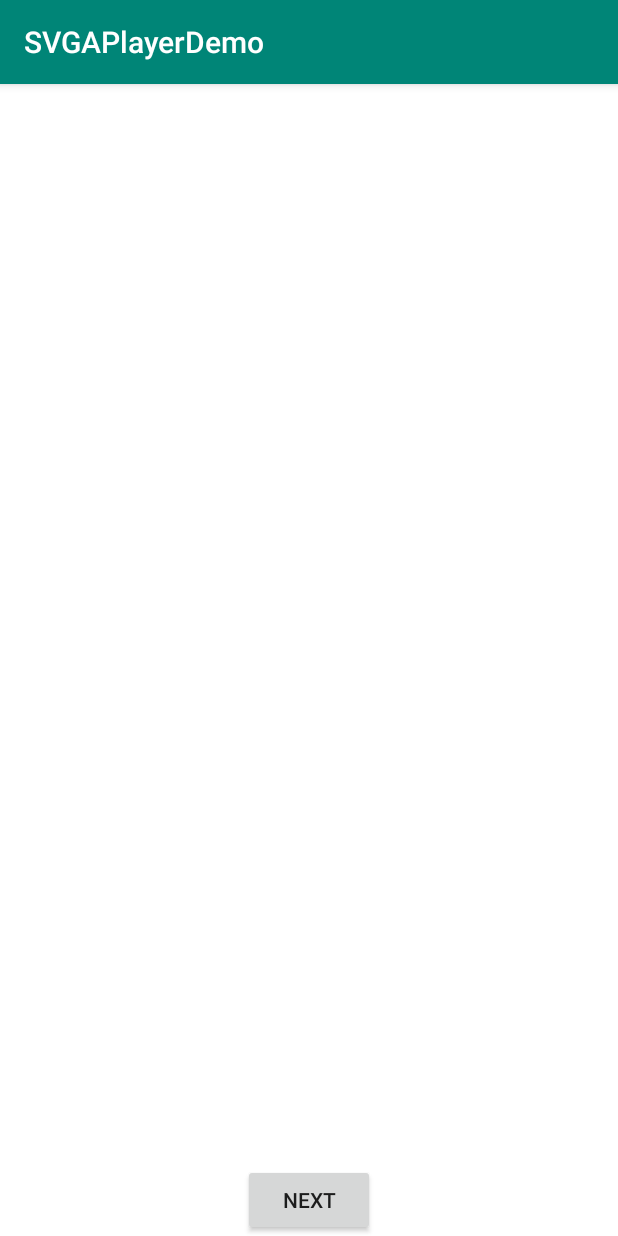
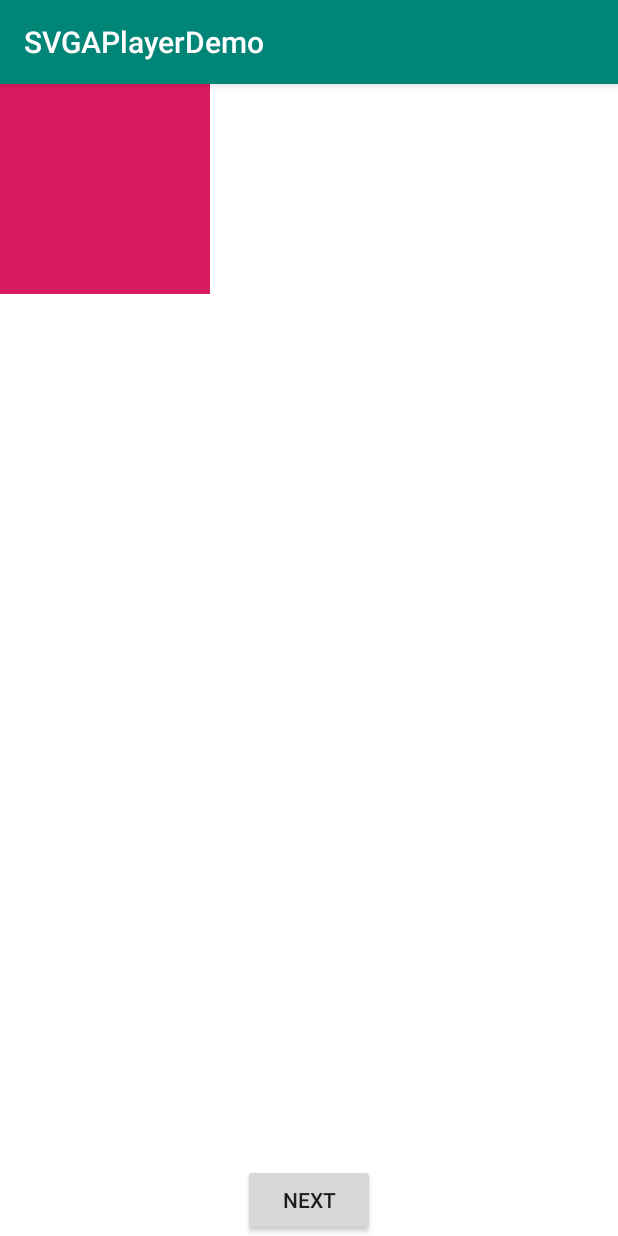
Before and after one commit to selfimprW/SVGAPlayerDemo, an Android app: the screen it shows after launch (MainActivity), on a phone screen of 412 x 824 dp. Run offline under Robolectric (Android 15) with nearby library versions, the phone set to English and light mode, and no system bars; libraries missing offline, so code that uses them is left out: com.opensource.svgaplayer; plain views replace SVGAImageView; 3 statements that could not run were skipped.

Commit message:
缩放view

```diff
--- a/app/src/main/java/com/selfimpr/svgaplayerdemo/MainActivity.java
+++ b/app/src/main/java/com/selfimpr/svgaplayerdemo/MainActivity.java
@@ -43,6 +43,7 @@ public class MainActivity extends AppCompatActivity {
 
     private SVGAImageView mSVGAImageView;
     private SVGAParser mSVGAParser;
+    private ZoomView mZoomView;
 
     @Override
     protected void onCreate(Bundle savedInstanceState) {
@@ -54,6 +55,15 @@ public class MainActivity extends AppCompatActivity {
 //        loadAnimationFromAssets();
 
         loadAnimationFromNet(SVGAUrls.get(0));
+
+        mZoomView = findViewById(R.id.zoom_view);
+//        mZoomView.setOnTouchListener(new DragTouchListener());
+        mZoomView.setOnClickListener(new View.OnClickListener() {
+            @Override
+            public void onClick(View v) {
+                Toast.makeText(v.getContext(), "text", Toast.LENGTH_SHORT).show();
+            }
+        });
     }
 
     /**
@@ -113,6 +123,12 @@ public class MainActivity extends AppCompatActivity {
 
     public void next(View view) {
         mClickCount++;
+        mZoomView.setEditable(!mZoomView.isEditable());
+
+        String toast = "width = " + mZoomView.getWidth() + ",height = " + mZoomView.getHeight()
+                + " , left = " + mZoomView.getLeft() + ", right =" + mZoomView.getRight();
+        Toast.makeText(view.getContext(), toast, Toast.LENGTH_SHORT).show();
+
         loadAnimationFromNet(SVGAUrls.get(mClickCount % (SVGAUrls.size() - 1)));
     }
 }
--- a/app/src/main/res/layout/activity_main.xml
+++ b/app/src/main/res/layout/activity_main.xml
@@ -1,6 +1,5 @@
 <?xml version="1.0" encoding="utf-8"?>
-<androidx.constraintlayout.widget.ConstraintLayout xmlns:android="http://schemas.android.com/apk/res/android"
-    xmlns:app="http://schemas.android.com/apk/res-auto"
+<FrameLayout xmlns:android="http://schemas.android.com/apk/res/android"
     xmlns:tools="http://schemas.android.com/tools"
     android:layout_width="match_parent"
     android:layout_height="match_parent"
@@ -8,21 +7,21 @@
 
     <com.opensource.svgaplayer.SVGAImageView
         android:id="@+id/svga"
-        android:layout_width="0dp"
-        android:layout_height="0dp"
-        android:background="#fff"
-        app:layout_constraintBottom_toBottomOf="parent"
-        app:layout_constraintLeft_toLeftOf="parent"
-        app:layout_constraintRight_toRightOf="parent"
-        app:layout_constraintTop_toTopOf="parent" />
+        android:layout_width="match_parent"
+        android:layout_height="match_parent"
+        android:background="#fff" />
 
     <Button
         android:layout_width="wrap_content"
         android:layout_height="wrap_content"
+        android:layout_gravity="bottom|center_horizontal"
         android:onClick="next"
-        android:text="next"
-        app:layout_constraintBottom_toBottomOf="parent"
-        app:layout_constraintLeft_toLeftOf="parent"
-        app:layout_constraintRight_toRightOf="parent" />
+        android:text="next" />
 
-</androidx.constraintlayout.widget.ConstraintLayout>
+    <com.selfimpr.svgaplayerdemo.ZoomView
+        android:id="@+id/zoom_view"
+        android:background="@color/colorAccent"
+        android:layout_width="140dp"
+        android:layout_height="140dp" />
+
+</FrameLayout>
```
Also changed, not shown: app/src/main/java/com/selfimpr/svgaplayerdemo/ZoomView.java (added, +147 -0 lines).
